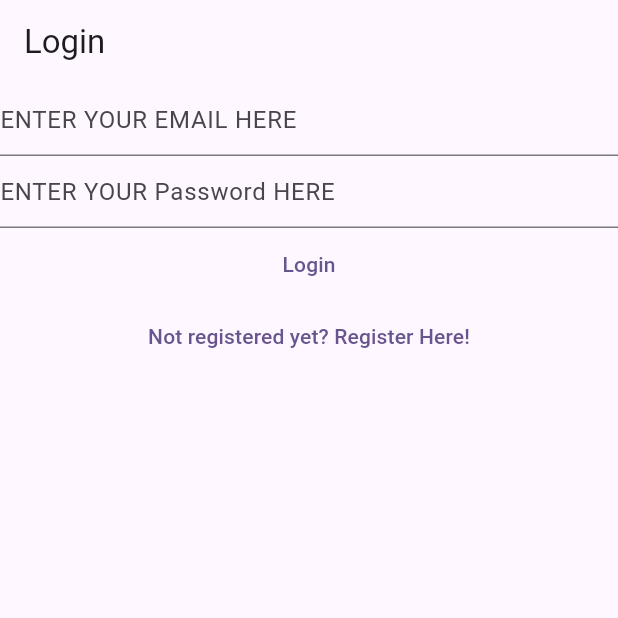
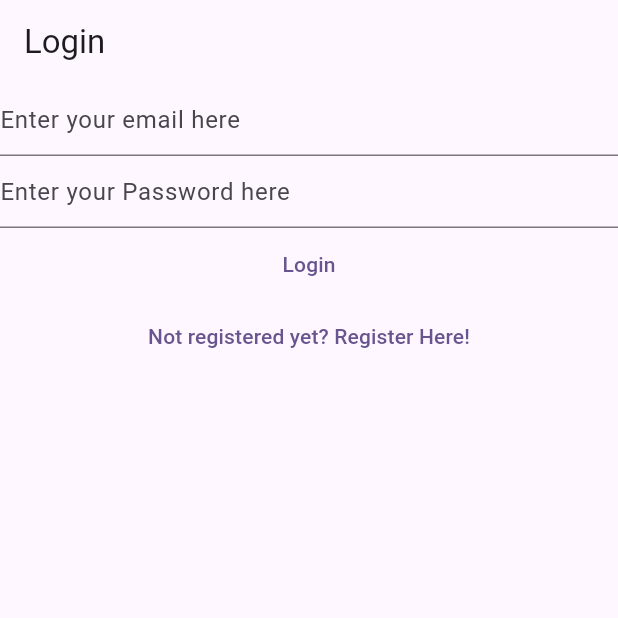
Before and after one commit to 13virat/mynotes, a Flutter app: the screen it shows after launch, after a tap on "Login", on a phone screen of 412 x 824 dp, the top half of it. Run offline on Flutter 3.47's test engine with Material 3 defaults, Android fonts, the phone set to English and light mode, and no system bars; our stand-ins replace firebase_auth, firebase_core; accounts and stored records are empty; network calls fail.

```diff
--- a/lib/main.dart
+++ b/lib/main.dart
@@ -7,9 +7,9 @@ import 'package:mynotes/views/register_view.dart';
 import 'package:mynotes/views/verify_email_view.dart';
 import 'dart:developer' as devtools show log;
 
-void main() {
+void main() async {
   WidgetsFlutterBinding.ensureInitialized();
-
+  await Firebase.initializeApp();
   runApp(
     MaterialApp(
       title: 'Flutter Demo',
@@ -17,10 +17,11 @@ void main() {
         colorScheme: ColorScheme.fromSeed(seedColor: Colors.deepPurple),
         useMaterial3: true,
       ),
-      home: const HomePage(),
+      home: const LoginView(),
       routes: {
         '/login/': (context) => const LoginView(),
         '/register/': (context) => const RegisterView(),
+        '/notes/': (context) => const NotesView(),
       },
     ),
   );
--- a/lib/views/login_view.dart
+++ b/lib/views/login_view.dart
@@ -1,5 +1,5 @@
 import 'package:firebase_auth/firebase_auth.dart';
-
+import 'dart:developer' as devtools show log;
 import 'package:flutter/material.dart';
 
 class LoginView extends StatefulWidget {
@@ -41,7 +41,7 @@ class _LoginViewState extends State<LoginView> {
             autocorrect: false,
             keyboardType: TextInputType.emailAddress,
             decoration:
-                const InputDecoration(hintText: 'ENTER YOUR EMAIL HERE'),
+                const InputDecoration(hintText: 'Enter your email here'),
           ),
           TextField(
             controller: _password,
@@ -49,23 +49,27 @@ class _LoginViewState extends State<LoginView> {
             enableSuggestions: false,
             autocorrect: false,
             decoration:
-                const InputDecoration(hintText: 'ENTER YOUR Password HERE'),
+                const InputDecoration(hintText: 'Enter your Password here'),
           ),
           TextButton(
             onPressed: () async {
               final email = _email.text;
               final password = _password.text;
               try {
-                final userCredential = await FirebaseAuth.instance
-                    .signInWithEmailAndPassword(
-                        email: email, password: password);
-                print(userCredential);
+                final userCredential =
+                    await FirebaseAuth.instance.signInWithEmailAndPassword(
+                  email: email,
+                  password: password,
+                );
+                Navigator.of(context).pushNamedAndRemoveUntil(
+                  '/notes/',
+                  (route) => false,
+                );
               } on FirebaseAuthException catch (e) {
                 if (e.code == 'user-not-found') {
-                  print("user not found");
-                } else {
-                  print('something else happened');
-                  print(e.code);
+                  devtools.log("user not found");
+                } else if (e.code == 'wrong-password') {
+                  devtools.log('Wrong password');
                 }
               }
             },
--- a/lib/views/register_view.dart
+++ b/lib/views/register_view.dart
@@ -2,6 +2,7 @@ import 'package:firebase_auth/firebase_auth.dart';
 import 'package:firebase_core/firebase_core.dart';
 import 'package:flutter/material.dart';
 import 'package:mynotes/firebase_options.dart';
+import 'dart:developer' as devtools show log;
 
 class RegisterView extends StatefulWidget {
   const RegisterView({super.key});
@@ -57,17 +58,17 @@ class _RegisterViewState extends State<RegisterView> {
               final email = _email.text;
               final password = _password.text;
               try {
-                final UserCredential = await FirebaseAuth.instance
+                final userCredential = await FirebaseAuth.instance
                     .createUserWithEmailAndPassword(
                         email: email, password: password);
-                print(UserCredential);
+                devtools.log(userCredential.toString());
               } on FirebaseAuthException catch (e) {
                 if (e.code == 'weak-password') {
-                  print('weak- password');
+                  devtools.log('weak- password');
                 } else if (e.code == 'email-already-in-use') {
-                  print('Email is already in use');
+                  devtools.log('Email is already in use');
                 } else if (e.code == 'invalid-email') {
-                  print('Invalid email entered');
+                  devtools.log('Invalid email entered');
                 }
               }
             },
```
